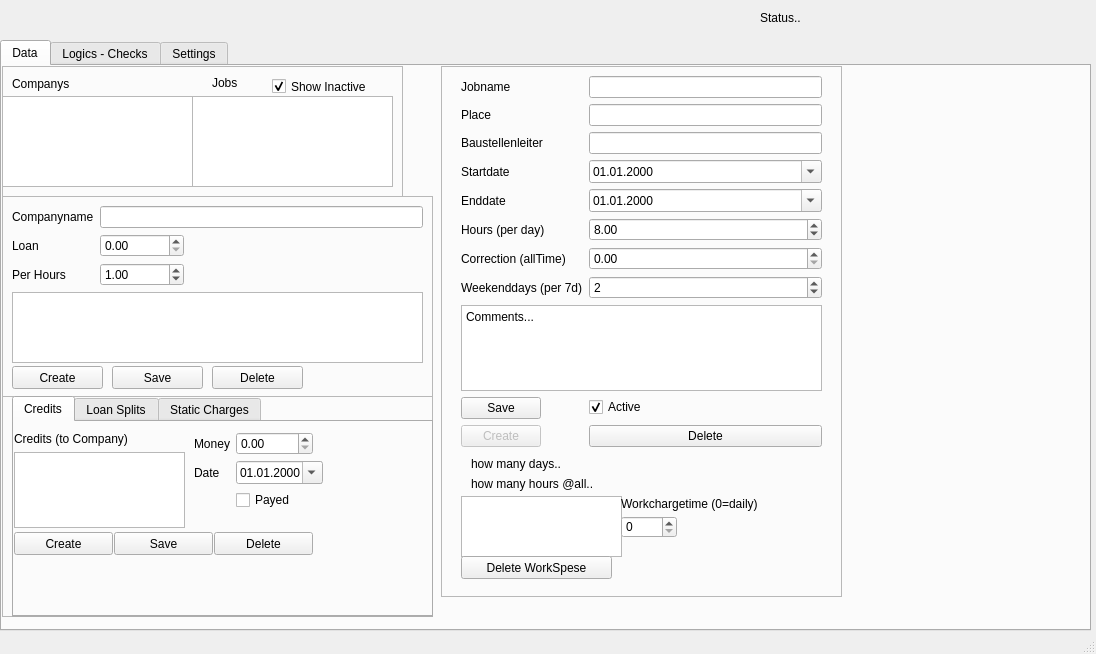
Above: main.ui from hersche/jobManagement before the change. Below: the same form after it.
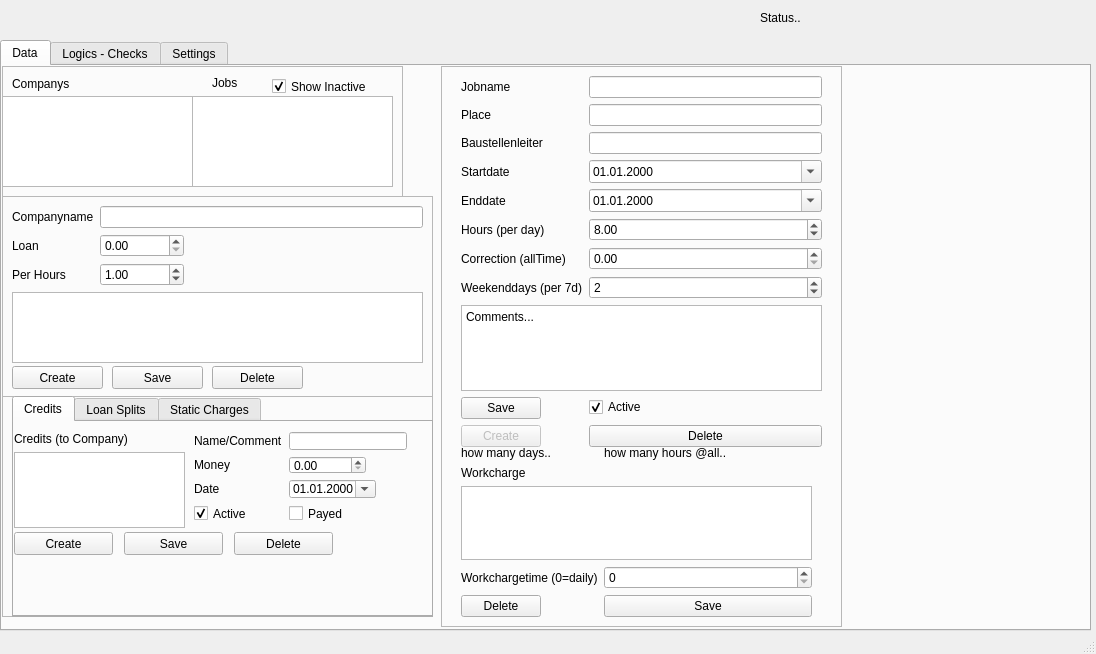
That is the form after the change. The open tabs and pages were chosen to show the change. Custom widgets are drawn as their Qt base class.

```diff
--- a/main.ui
+++ b/main.ui
@@ -319,7 +319,7 @@
           <rect>
            <x>180</x>
            <y>10</y>
-           <width>181</width>
+           <width>213</width>
            <height>91</height>
           </rect>
          </property>
@@ -330,14 +330,14 @@
           <property name="labelAlignment">
            <set>Qt::AlignLeading|Qt::AlignLeft|Qt::AlignVCenter</set>
           </property>
-          <item row="0" column="0">
+          <item row="1" column="0">
            <widget class="QLabel" name="label_15">
             <property name="text">
              <string>Money</string>
             </property>
            </widget>
           </item>
-          <item row="0" column="1">
+          <item row="1" column="1">
            <widget class="QDoubleSpinBox" name="creditValue">
             <property name="decimals">
              <number>2</number>
@@ -347,14 +347,14 @@
             </property>
            </widget>
           </item>
-          <item row="1" column="0">
+          <item row="3" column="0">
            <widget class="QLabel" name="label_16">
             <property name="text">
              <string>Date</string>
             </property>
            </widget>
           </item>
-          <item row="1" column="1">
+          <item row="3" column="1">
            <widget class="QDateEdit" name="creditDate">
             <property name="displayFormat">
              <string>dd.MM.yyyy</string>
@@ -364,13 +364,33 @@
             </property>
            </widget>
           </item>
-          <item row="2" column="1">
+          <item row="4" column="1">
            <widget class="QCheckBox" name="creditPayed">
             <property name="text">
              <string>Payed</string>
             </property>
            </widget>
           </item>
+          <item row="0" column="1">
+           <widget class="QLineEdit" name="lineEdit"/>
+          </item>
+          <item row="0" column="0">
+           <widget class="QLabel" name="label_30">
+            <property name="text">
+             <string>Name/Comment</string>
+            </property>
+           </widget>
+          </item>
+          <item row="4" column="0">
+           <widget class="QCheckBox" name="checkBox">
+            <property name="text">
+             <string>Active</string>
+            </property>
+            <property name="checked">
+             <bool>true</bool>
+            </property>
+           </widget>
+          </item>
          </layout>
         </widget>
         <widget class="QPushButton" name="createCredit">
@@ -389,7 +409,7 @@
         <widget class="QPushButton" name="saveCredit">
          <property name="geometry">
           <rect>
-           <x>100</x>
+           <x>110</x>
            <y>110</y>
            <width>99</width>
            <height>23</height>
@@ -402,7 +422,7 @@
         <widget class="QPushButton" name="deleteCredit">
          <property name="geometry">
           <rect>
-           <x>200</x>
+           <x>220</x>
            <y>110</y>
            <width>99</width>
            <height>23</height>
@@ -660,7 +680,7 @@
         <x>439</x>
         <y>0</y>
         <width>401</width>
-        <height>531</height>
+        <height>561</height>
        </rect>
       </property>
       <property name="frameShape">
@@ -830,77 +850,68 @@
         </item>
        </layout>
       </widget>
-      <widget class="QLabel" name="daysCalc">
+      <widget class="QWidget" name="formLayoutWidget_9">
        <property name="geometry">
         <rect>
-         <x>30</x>
-         <y>390</y>
-         <width>101</width>
-         <height>16</height>
-        </rect>
-       </property>
-       <property name="text">
-        <string>how many days..</string>
-       </property>
-      </widget>
-      <widget class="QLabel" name="hoursCalc">
-       <property name="geometry">
-        <rect>
-         <x>30</x>
-         <y>410</y>
-         <width>141</width>
-         <height>16</height>
-        </rect>
-       </property>
-       <property name="text">
-        <string>how many hours @all..</string>
-       </property>
-      </widget>
-      <widget class="QListWidget" name="workChargesList">
-       <property name="geometry">
-        <rect>
          <x>20</x>
-         <y>430</y>
-         <width>161</width>
-         <height>61</height>
+         <y>380</y>
+         <width>351</width>
+         <height>171</height>
         </rect>
        </property>
-      </widget>
-      <widget class="QPushButton" name="deleteWorkSpese">
-       <property name="geometry">
-        <rect>
-         <x>20</x>
-         <y>490</y>
-         <width>151</width>
-         <height>23</height>
-        </rect>
-       </property>
-       <property name="text">
-        <string>Delete WorkSpese</string>
-       </property>
-      </widget>
-      <widget class="QSpinBox" name="wSpeseTimes">
-       <property name="geometry">
-        <rect>
-         <x>180</x>
-         <y>450</y>
-         <width>56</width>
-         <height>22</height>
-        </rect>
-       </property>
-      </widget>
-      <widget class="QLabel" name="label_28">
-       <property name="geometry">
-        <rect>
-         <x>180</x>
-         <y>430</y>
-         <width>211</width>
-         <height>16</height>
-        </rect>
-       </property>
-       <property name="text">
-        <string>Workchargetime (0=daily)</string>
-       </property>
+       <layout class="QFormLayout" name="formLayout_9">
+        <property name="labelAlignment">
+         <set>Qt::AlignLeading|Qt::AlignLeft|Qt::AlignVCenter</set>
+        </property>
+        <item row="0" column="0">
+         <widget class="QLabel" name="daysCalc">
+          <property name="text">
+           <string>how many days..</string>
+          </property>
+         </widget>
+        </item>
+        <item row="0" column="1">
+         <widget class="QLabel" name="hoursCalc">
+          <property name="text">
+           <string>how many hours @all..</string>
+          </property>
+         </widget>
+        </item>
+        <item row="4" column="0">
+         <widget class="QPushButton" name="deleteWorkSpese">
+          <property name="text">
+           <string>Delete</string>
+          </property>
+         </widget>
+        </item>
+        <item row="3" column="0">
+         <widget class="QLabel" name="label_28">
+          <property name="text">
+           <string>Workchargetime (0=daily)</string>
+          </property>
+         </widget>
+        </item>
+        <item row="2" column="0" colspan="2">
+         <widget class="QListWidget" name="workChargesList"/>
+        </item>
+        <item row="4" column="1">
+         <widget class="QPushButton" name="pushButton">
+          <property name="text">
+           <string>Save</string>
+          </property>
+         </widget>
+        </item>
+        <item row="3" column="1">
+         <widget class="QSpinBox" name="wSpeseTimes"/>
+        </item>
+        <item row="1" column="0">
+         <widget class="QLabel" name="label_29">
+          <property name="text">
+           <string>Workcharge</string>
+          </property>
+         </widget>
+        </item>
+       </layout>
       </widget>
      </widget>
     </widget>
```
